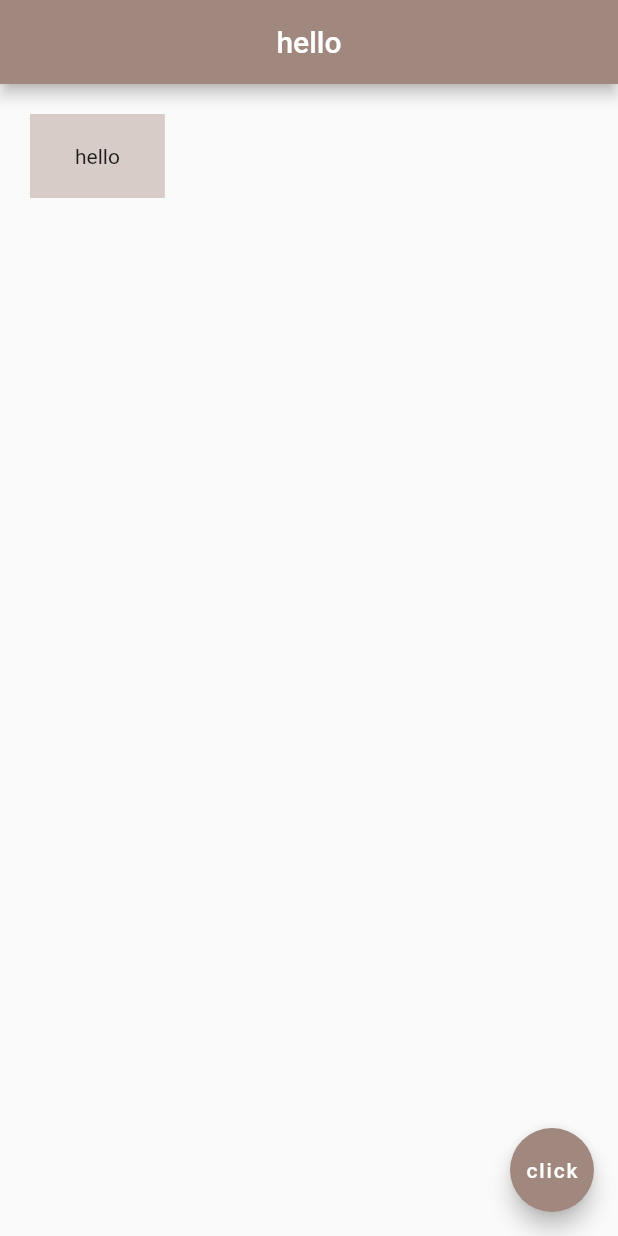
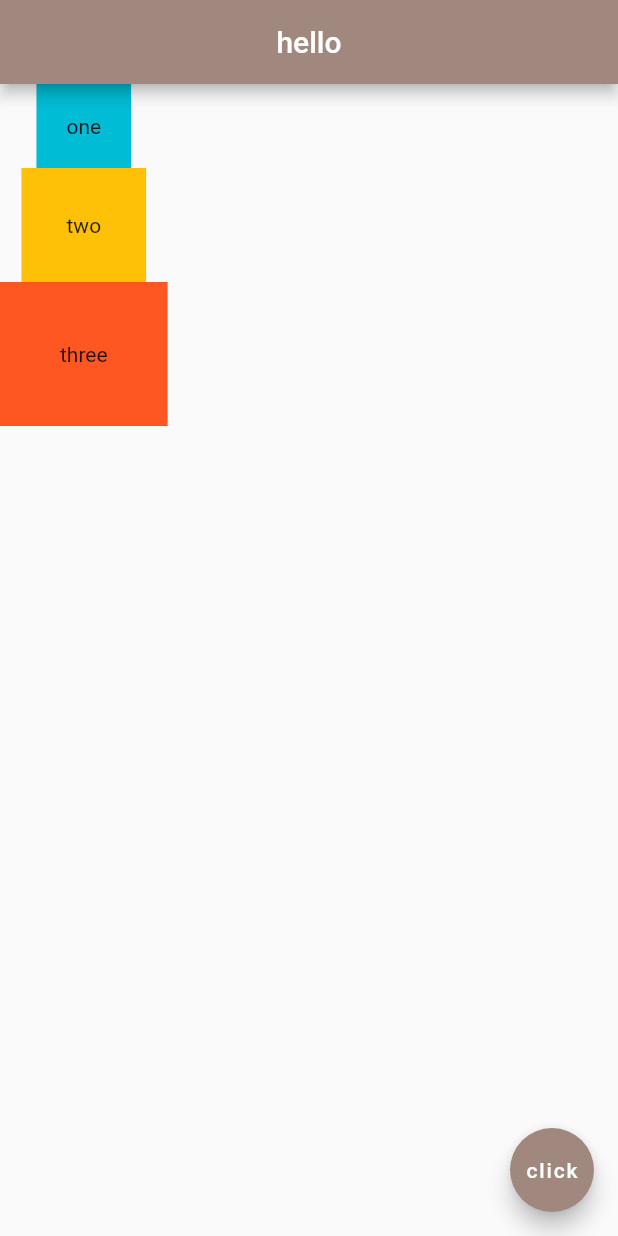
Before and after one commit to Mohammed-Benotmane/Flutter-Tutorial, a Flutter app: the screen it shows after launch, on a phone screen of 412 x 824 dp. Run offline on Flutter 3.47's test engine with Material 2 defaults, Android fonts, the phone set to English and light mode, and no system bars.

Commit message:
add column with 3 container

```diff
--- a/lib/main.dart
+++ b/lib/main.dart
@@ -13,11 +13,24 @@ class Home extends StatelessWidget {
         centerTitle: true,
         backgroundColor: Colors.brown[300],
       ),
-      body: Container(
-        padding: EdgeInsets.symmetric(horizontal: 30.0, vertical: 20.0),
-        margin: EdgeInsets.all(20.0),
-        color: Colors.brown[100],
-        child: Text('hello'),
+      body: Column(
+        children: <Widget>[
+          Container(
+            padding: EdgeInsets.all(20.0),
+            color: Colors.cyan,
+            child: Text('one'),
+          ),
+          Container(
+            padding: EdgeInsets.all(30.0),
+            color: Colors.amber,
+            child: Text('two'),
+          ),
+          Container(
+            padding: EdgeInsets.all(40.0),
+            color: Colors.deepOrange,
+            child: Text('three'),
+          ),
+        ],
       ),
       floatingActionButton: FloatingActionButton(
         onPressed: () {},
```
